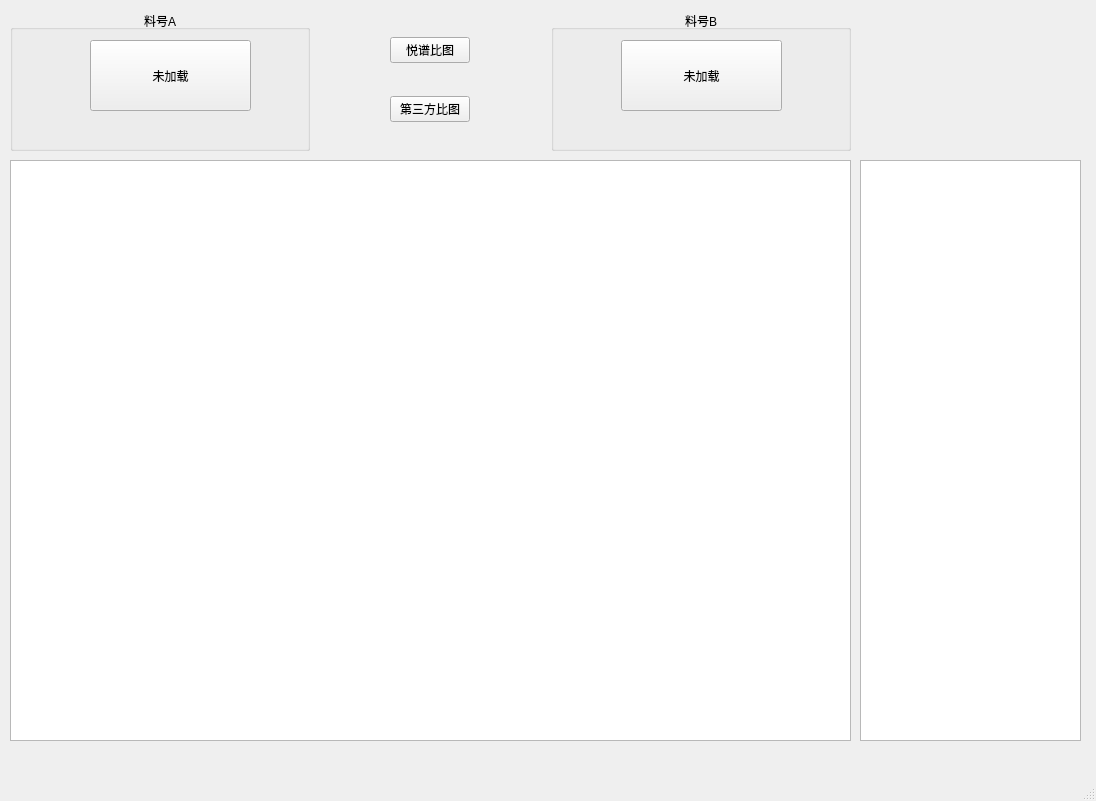
Above: ui/ussd2.ui from naivete13sky/epvs before the change. Below: the same form after it.
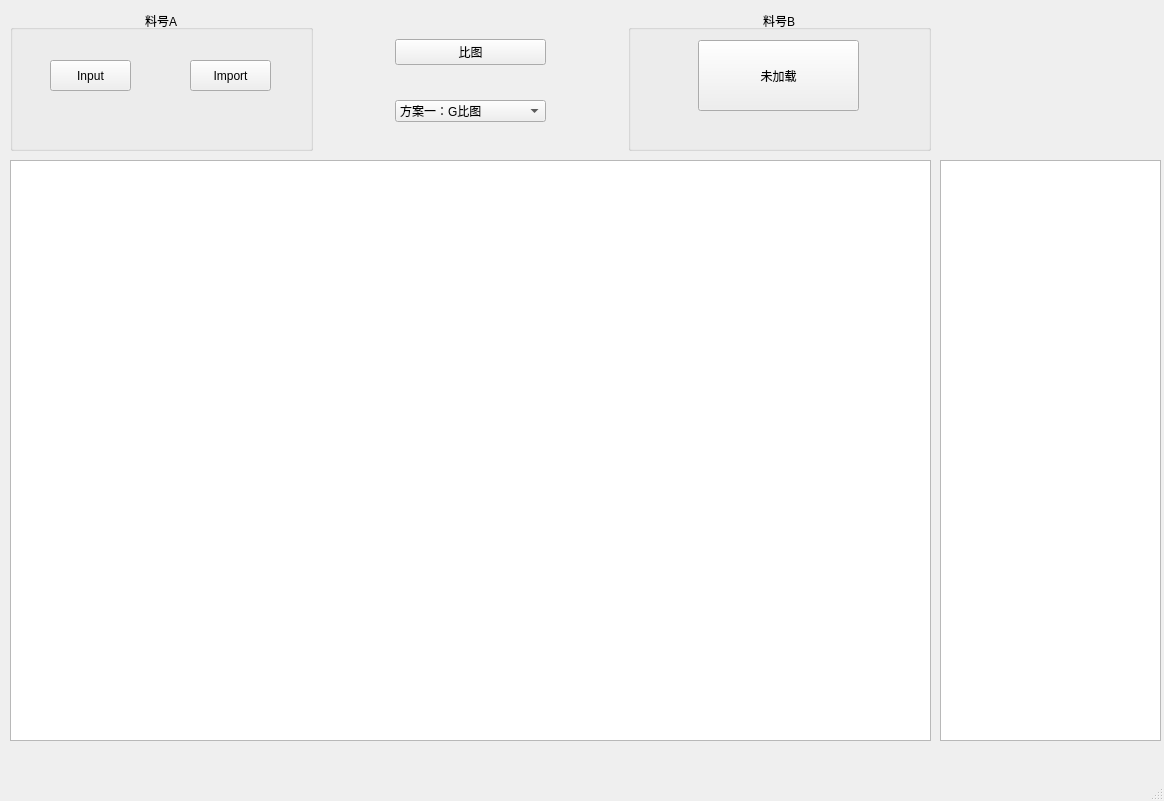
That is the form after the change.

What changed in the file:
```diff
--- a/ui/ussd2.ui
+++ b/ui/ussd2.ui
@@ -6,7 +6,7 @@
    <rect>
     <x>0</x>
     <y>0</y>
-    <width>1096</width>
+    <width>1164</width>
     <height>801</height>
    </rect>
   </property>
@@ -19,7 +19,7 @@
      <rect>
       <x>10</x>
       <y>160</y>
-      <width>841</width>
+      <width>921</width>
       <height>581</height>
      </rect>
     </property>
@@ -27,23 +27,23 @@
    <widget class="QTextBrowser" name="textBrowser">
     <property name="geometry">
      <rect>
-      <x>860</x>
+      <x>940</x>
       <y>160</y>
       <width>221</width>
       <height>581</height>
      </rect>
     </property>
    </widget>
-   <widget class="QWidget" name="">
+   <widget class="QWidget" name="layoutWidget">
     <property name="geometry">
      <rect>
       <x>10</x>
       <y>10</y>
-      <width>841</width>
+      <width>921</width>
       <height>141</height>
      </rect>
     </property>
-    <layout class="QHBoxLayout" name="horizontalLayoutInput" stretch="4,1,1,1,4">
+    <layout class="QHBoxLayout" name="horizontalLayoutInput" stretch="4,1,2,1,4">
      <item>
       <widget class="QGroupBox" name="groupBoxJobA">
        <property name="title">
@@ -55,30 +55,27 @@
        <widget class="QPushButton" name="pushButtonInputA">
         <property name="geometry">
          <rect>
-          <x>80</x>
-          <y>30</y>
-          <width>161</width>
-          <height>71</height>
+          <x>40</x>
+          <y>50</y>
+          <width>81</width>
+          <height>31</height>
          </rect>
         </property>
         <property name="text">
-         <string>未加载</string>
+         <string>Input</string>
         </property>
        </widget>
-       <widget class="QLabel" name="labelJobA">
+       <widget class="QPushButton" name="pushButtonImportA">
         <property name="geometry">
          <rect>
-          <x>80</x>
-          <y>110</y>
-          <width>161</width>
-          <height>20</height>
+          <x>180</x>
+          <y>50</y>
+          <width>81</width>
+          <height>31</height>
          </rect>
         </property>
         <property name="text">
-         <string/>
-        </property>
-        <property name="alignment">
-         <set>Qt::AlignCenter</set>
+         <string>Import</string>
         </property>
        </widget>
       </widget>
@@ -97,19 +94,26 @@
       </spacer>
      </item>
      <item>
-      <layout class="QVBoxLayout" name="verticalLayoutInput" stretch="1,1">
+      <layout class="QVBoxLayout" name="verticalLayoutInput" stretch="0,0">
        <item>
         <widget class="QPushButton" name="pushButtonVSEP">
          <property name="text">
-          <string>悦谱比图</string>
+          <string>比图</string>
          </property>
         </widget>
        </item>
        <item>
-        <widget class="QPushButton" name="pushButtonVSG">
-         <property name="text">
-          <string>第三方比图</string>
-         </property>
+        <widget class="QComboBox" name="comboBoxVSMethod">
+         <item>
+          <property name="text">
+           <string>方案一：G比图</string>
+          </property>
+         </item>
+         <item>
+          <property name="text">
+           <string>方案二：悦谱比图</string>
+          </property>
+         </item>
         </widget>
        </item>
       </layout>
@@ -148,22 +152,6 @@
          <string>未加载</string>
         </property>
        </widget>
-       <widget class="QLabel" name="labelJobB">
-        <property name="geometry">
-         <rect>
-          <x>70</x>
-          <y>110</y>
-          <width>161</width>
-          <height>20</height>
-         </rect>
-        </property>
-        <property name="text">
-         <string/>
-        </property>
-        <property name="alignment">
-         <set>Qt::AlignCenter</set>
-        </property>
-       </widget>
       </widget>
      </item>
     </layout>
```
Left out of the diff: 4 changed lines with no effect on the pictures.
